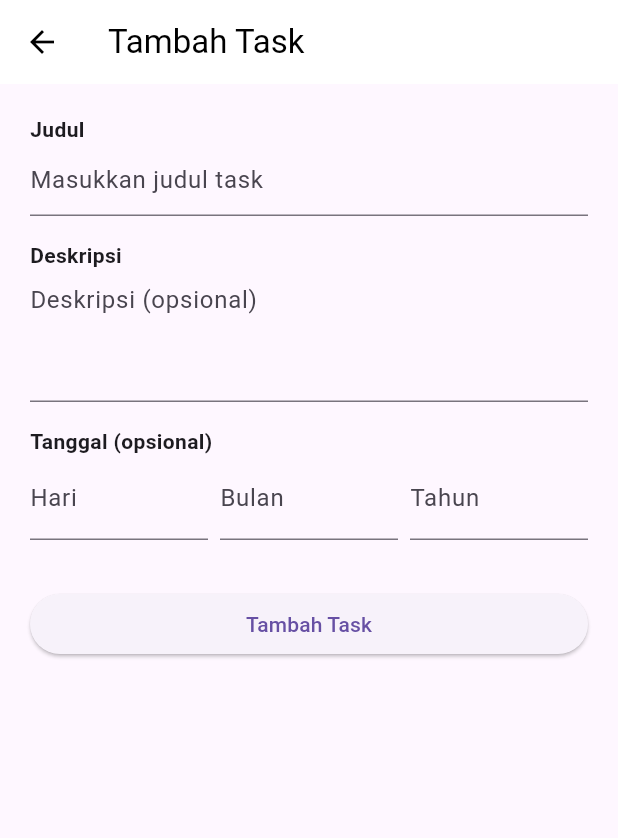
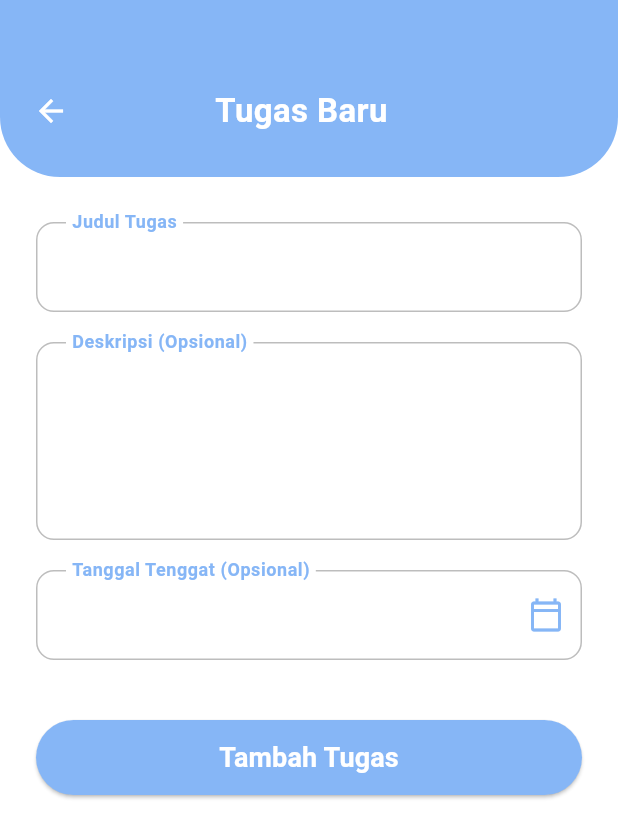
Before and after one commit to Ryaannnnn/aplikasi-todo-list-flutter, a Flutter app: the AddEditTaskPage screen opened directly, on a phone screen of 412 x 824 dp. Shown: the top 838 px of the screen. Run offline on Flutter 3.47's test engine with Material 3 defaults, Android fonts, the phone set to English and light mode, and no system bars; our stand-ins replace cloud_firestore, firebase_auth, firebase_core, font_awesome_flutter, google_sign_in, table_calendar; missing offline and left inert: googleapis; accounts and stored records are empty.

Commit message:
sudah selesai

```diff
--- a/lib/add_edit_task_page.dart
+++ b/lib/add_edit_task_page.dart
@@ -1,8 +1,9 @@
 import 'package:flutter/material.dart';
 import 'package:cloud_firestore/cloud_firestore.dart';
 import 'package:firebase_auth/firebase_auth.dart';
+import 'package:google_sign_in/google_sign_in.dart';
+import 'package:intl/intl.dart';
 import 'services/google_calendar_service.dart';
-import 'package:google_sign_in/google_sign_in.dart';
 
 class AddEditTaskPage extends StatefulWidget {
   final Map<String, dynamic>? task;
@@ -23,6 +24,7 @@ class _AddEditTaskPageState extends State<AddEditTaskPage> {
   final _formKey = GlobalKey<FormState>();
   final TextEditingController _titleController = TextEditingController();
   final TextEditingController _descController = TextEditingController();
+  final TextEditingController _dateController = TextEditingController();
   DateTime? _selectedDate;
   bool _loading = false;
 
@@ -39,19 +41,16 @@ class _AddEditTaskPageState extends State<AddEditTaskPage> {
       _titleController.text = widget.task!['task'] ?? '';
       _descController.text = widget.task!['description'] ?? '';
       final createdAt = widget.task!['createdAt'];
-      DateTime? date;
       if (createdAt is Timestamp) {
-        date = createdAt.toDate();
+        _selectedDate = createdAt.toDate();
       } else if (createdAt is DateTime) {
-        date = createdAt;
+        _selectedDate = createdAt;
       }
-      if (date != null) {
-        _selectedDate = date;
-      } else {
-        _selectedDate = null;
+
+      if (_selectedDate != null) {
+        // [PERBAIKAN] Menggunakan format tanggal standar (default)
+        _dateController.text = DateFormat('yyyy-MM-dd').format(_selectedDate!);
       }
-    } else {
-      _selectedDate = null;
     }
   }
 
@@ -60,12 +59,14 @@ class _AddEditTaskPageState extends State<AddEditTaskPage> {
     final picked = await showDatePicker(
       context: context,
       initialDate: _selectedDate ?? now,
-      firstDate: DateTime(now.year - 1),
+      firstDate: DateTime(now.year - 5),
       lastDate: DateTime(now.year + 5),
     );
-    if (picked != null) {
+    if (picked != null && picked != _selectedDate) {
       setState(() {
         _selectedDate = picked;
+        // [PERBAIKAN] Menggunakan format tanggal standar (default)
+        _dateController.text = DateFormat('yyyy-MM-dd').format(_selectedDate!);
       });
     }
   }
@@ -73,22 +74,17 @@ class _AddEditTaskPageState extends State<AddEditTaskPage> {
   Future<void> _saveTask() async {
     if (!_formKey.currentState!.validate() || currentUser == null) return;
     setState(() => _loading = true);
-    int? day, month, year;
-    if (_selectedDate != null) {
-      day = _selectedDate!.day;
-      month = _selectedDate!.month;
-      year = _selectedDate!.year;
-    }
+
+    // Logika penyimpanan data ke Firestore dan Google Calendar
+    // tidak perlu diubah dan sudah benar.
     String? eventId;
     try {
-      // Hanya lakukan sinkronisasi Google Calendar jika user login Google
       GoogleSignInAccount? googleUser;
-      // Cek apakah user login dengan Google
-      if (currentUser?.providerData.any((p) => p.providerId == 'google.com') ==
-          true) {
+      if (currentUser?.providerData.any((p) => p.providerId == 'google.com') ??
+          false) {
         googleUser = await _googleSignIn.signInSilently();
-        googleUser ??= await _googleSignIn.signIn();
       }
+
       if (googleUser != null && _selectedDate != null) {
         if (widget.isEdit &&
             widget.task != null &&
@@ -110,16 +106,18 @@ class _AddEditTaskPageState extends State<AddEditTaskPage> {
           );
         }
       }
+
       final data = {
         'task': _titleController.text.trim(),
         'isDone': widget.isEdit ? widget.task!['isDone'] : false,
         'description': _descController.text.trim(),
         'createdAt': _selectedDate,
-        'day': day,
-        'month': month,
-        'year': year,
+        'day': _selectedDate?.day,
+        'month': _selectedDate?.month,
+        'year': _selectedDate?.year,
         'eventId': eventId,
       };
+
       if (widget.isEdit && widget.taskId != null) {
         await FirebaseFirestore.instance
             .collection('todoapp')
@@ -139,33 +137,69 @@ class _AddEditTaskPageState extends State<AddEditTaskPage> {
       if (mounted) {
         ScaffoldMessenger.of(
           context,
-        ).showSnackBar(SnackBar(content: Text('Gagal menyimpan task: $e')));
+        ).showSnackBar(SnackBar(content: Text('Gagal menyimpan tugas: $e')));
       }
     } finally {
+      if (mounted) {
         setState(() => _loading = false);
+      }
     }
   }
 
   @override
   Widget build(BuildContext context) {
+    const Color primaryColor = Color(0xFF86B6F6);
+
     return Scaffold(
-      appBar: AppBar(
-        title: Text(widget.isEdit ? 'Edit Task' : 'Tambah Task'),
       backgroundColor: Colors.white,
-        foregroundColor: Colors.black,
-        elevation: 0,
+      body: Column(
+        children: [
+          Container(
+            width: double.infinity,
+            padding: const EdgeInsets.only(
+              top: 50,
+              bottom: 20,
+              left: 10,
+              right: 20,
             ),
-      body: Padding(
-        padding: const EdgeInsets.all(20.0),
+            decoration: const BoxDecoration(
+              color: primaryColor,
+              borderRadius: BorderRadius.only(
+                bottomLeft: Radius.circular(40),
+                bottomRight: Radius.circular(40),
+              ),
+            ),
+            child: Row(
+              children: [
+                IconButton(
+                  icon: const Icon(Icons.arrow_back, color: Colors.white),
+                  onPressed: () => Navigator.of(context).pop(),
+                ),
+                Expanded(
+                  child: Text(
+                    widget.isEdit ? 'Edit Tugas' : 'Tugas Baru',
+                    textAlign: TextAlign.center,
+                    style: const TextStyle(
+                      fontSize: 22,
+                      fontWeight: FontWeight.bold,
+                      color: Colors.white,
+                    ),
+                  ),
+                ),
+                const SizedBox(width: 48), // Spacer agar judul tetap di tengah
+              ],
+            ),
+          ),
+          Expanded(
+            child: SingleChildScrollView(
+              padding: const EdgeInsets.symmetric(
+                horizontal: 24.0,
+                vertical: 30.0,
+              ),
               child: Form(
                 key: _formKey,
                 child: Column(
-            crossAxisAlignment: CrossAxisAlignment.start,
                   children: [
-              const Text(
-                'Judul',
-                style: TextStyle(fontWeight: FontWeight.bold),
-              ),
                     TextFormField(
                       controller: _titleController,
                       validator:
@@ -173,112 +207,62 @@ class _AddEditTaskPageState extends State<AddEditTaskPage> {
                               v == null || v.trim().isEmpty
                                   ? 'Judul wajib diisi'
                                   : null,
-                decoration: const InputDecoration(
-                  hintText: 'Masukkan judul task',
+                      decoration: _buildInputDecoration(
+                        label: "Judul Tugas",
+                        primaryColor: primaryColor,
                       ),
                     ),
-              const SizedBox(height: 16),
-              const Text(
-                'Deskripsi',
-                style: TextStyle(fontWeight: FontWeight.bold),
-              ),
+                    const SizedBox(height: 20),
                     TextFormField(
                       controller: _descController,
-                maxLines: 3,
-                decoration: const InputDecoration(
-                  hintText: 'Deskripsi (opsional)',
+                      maxLines: 4,
+                      decoration: _buildInputDecoration(
+                        label: "Deskripsi (Opsional)",
+                        primaryColor: primaryColor,
                       ),
                     ),
-              const SizedBox(height: 16),
-              // Tanggal
-              const Text(
-                'Tanggal (opsional)',
-                style: TextStyle(fontWeight: FontWeight.bold),
-              ),
-              Row(
-                children: [
-                  Expanded(
-                    child: GestureDetector(
+                    const SizedBox(height: 20),
+                    TextFormField(
+                      controller: _dateController,
+                      readOnly: true,
                       onTap: _pickDate,
-                      child: AbsorbPointer(
-                        child: TextFormField(
-                          readOnly: true,
-                          decoration: const InputDecoration(labelText: 'Hari'),
-                          controller: TextEditingController(
-                            text:
-                                _selectedDate != null
-                                    ? _selectedDate!.day.toString()
-                                    : '',
+                      decoration: _buildInputDecoration(
+                        label: "Tanggal Tenggat (Opsional)",
+                        primaryColor: primaryColor,
+                        suffixIcon: Icons.calendar_today_outlined,
                       ),
                     ),
+                    const SizedBox(height: 40),
+                    SizedBox(
+                      width: double.infinity,
+                      height: 50,
+                      child: ElevatedButton(
+                        onPressed: _loading ? null : _saveTask,
+                        style: ElevatedButton.styleFrom(
+                          backgroundColor: primaryColor,
+                          shape: RoundedRectangleBorder(
+                            borderRadius: BorderRadius.circular(30),
                           ),
                         ),
-                  ),
-                  const SizedBox(width: 8),
-                  Expanded(
-                    child: GestureDetector(
-                      onTap: _pickDate,
-                      child: AbsorbPointer(
-                        child: TextFormField(
-                          readOnly: true,
-                          decoration: const InputDecoration(labelText: 'Bulan'),
-                          controller: TextEditingController(
-                            text:
-                                _selectedDate != null
-                                    ? [
-                                      'Januari',
-                                      'Februari',
-                                      'Maret',
-                                      'April',
-                                      'Mei',
-                                      'Juni',
-                                      'Juli',
-                                      'Agustus',
-                                      'September',
-                                      'Oktober',
-                                      'November',
-                                      'Desember',
-                                    ][_selectedDate!.month - 1]
-                                    : '',
-                          ),
-                        ),
-                      ),
-                    ),
-                  ),
-                  const SizedBox(width: 8),
-                  Expanded(
-                    child: GestureDetector(
-                      onTap: _pickDate,
-                      child: AbsorbPointer(
-                        child: TextFormField(
-                          readOnly: true,
-                          decoration: const InputDecoration(labelText: 'Tahun'),
-                          controller: TextEditingController(
-                            text:
-                                _selectedDate != null
-                                    ? _selectedDate!.year.toString()
-                                    : '',
-                          ),
-                        ),
-                      ),
-                    ),
-                  ),
-                ],
-              ),
-              const SizedBox(height: 32),
-              SizedBox(
-                width: double.infinity,
-                child: ElevatedButton(
-                  onPressed: _loading ? null : _saveTask,
                         child:
                             _loading
                                 ? const SizedBox(
                                   width: 24,
                                   height: 24,
-                            child: CircularProgressIndicator(strokeWidth: 2),
+                                  child: CircularProgressIndicator(
+                                    strokeWidth: 3,
+                                    color: Colors.white,
+                                  ),
                                 )
                                 : Text(
-                            widget.isEdit ? 'Simpan Perubahan' : 'Tambah Task',
+                                  widget.isEdit
+                                      ? 'Simpan Perubahan'
+                                      : 'Tambah Tugas',
+                                  style: const TextStyle(
+                                    color: Colors.white,
+                                    fontSize: 18,
+                                    fontWeight: FontWeight.bold,
+                                  ),
                                 ),
                       ),
                     ),
@@ -286,6 +270,51 @@ class _AddEditTaskPageState extends State<AddEditTaskPage> {
                 ),
               ),
             ),
+          ),
+        ],
+      ),
     );
   }
+
+  InputDecoration _buildInputDecoration({
+    required String label,
+    required Color primaryColor,
+    IconData? suffixIcon,
+  }) {
+    return InputDecoration(
+      labelText: label,
+      floatingLabelBehavior: FloatingLabelBehavior.always,
+      contentPadding: const EdgeInsets.symmetric(horizontal: 20, vertical: 18),
+      suffixIcon:
+          suffixIcon != null ? Icon(suffixIcon, color: primaryColor) : null,
+      floatingLabelStyle: TextStyle(
+        color: primaryColor,
+        fontWeight: FontWeight.bold,
+      ),
+      enabledBorder: OutlineInputBorder(
+        borderRadius: BorderRadius.circular(12),
+        borderSide: BorderSide(color: Colors.grey.shade400),
+      ),
+      focusedBorder: OutlineInputBorder(
+        borderRadius: BorderRadius.circular(12),
+        borderSide: BorderSide(color: primaryColor, width: 2.0),
+      ),
+      errorBorder: OutlineInputBorder(
+        borderRadius: BorderRadius.circular(12),
+        borderSide: const BorderSide(color: Colors.red, width: 1.0),
+      ),
+      focusedErrorBorder: OutlineInputBorder(
+        borderRadius: BorderRadius.circular(12),
+        borderSide: const BorderSide(color: Colors.red, width: 2.0),
+      ),
+    );
   }
+
+  @override
+  void dispose() {
+    _titleController.dispose();
+    _descController.dispose();
+    _dateController.dispose();
+    super.dispose();
+  }
+}
--- a/lib/login_page.dart
+++ b/lib/login_page.dart
@@ -1,6 +1,5 @@
 import 'package:flutter/material.dart';
 import 'package:firebase_auth/firebase_auth.dart';
-import 'package:google_sign_in/google_sign_in.dart';
 import 'package:to_do/services/auth_service.dart';
 import 'package:font_awesome_flutter/font_awesome_flutter.dart';
 
```
Also changed, not shown: lib/calendar_page.dart (+7 -7 lines), lib/main.dart (+161 -55 lines), pubspec.yaml (+6 -2 lines), pubspec.lock. Lines whose indentation alone changed are shown as unchanged.
